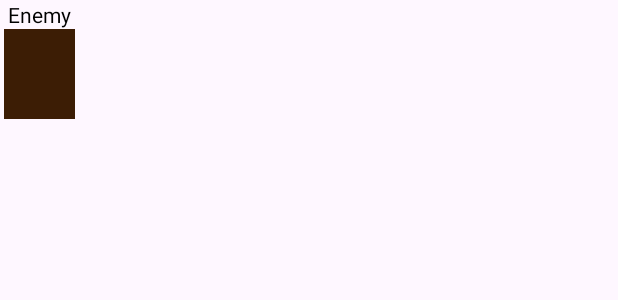
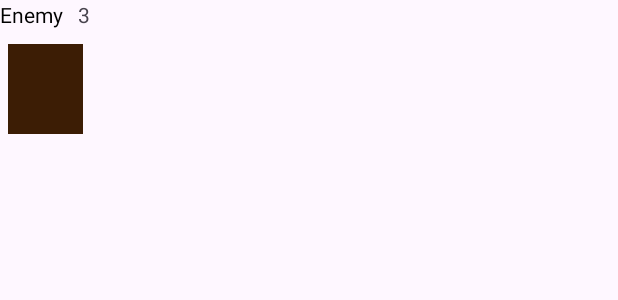
Before and after one commit to NikitunPVLK/Bob-The-Defender, an Android app: the layout enemy.xml on its own in the app's theme, with its tools: preview values and no code run, on a phone screen of 412 x 824 dp. Shown: the top 300 px of the screen. Run offline under Robolectric (Android 15) with nearby library versions, the light colour scheme and no system bars.

Commit message:
Enemy health implemented. Game now can be won

```diff
--- a/app/src/main/java/com/example/bobthedefender/ui/fragments/GameScreenFragment.kt
+++ b/app/src/main/java/com/example/bobthedefender/ui/fragments/GameScreenFragment.kt
@@ -7,6 +7,7 @@ import android.view.LayoutInflater
 import android.view.View
 import android.view.ViewGroup
 import android.widget.AbsoluteLayout
+import android.widget.TextView
 import androidx.fragment.app.Fragment
 import androidx.fragment.app.viewModels
 import com.example.bobthedefender.R
@@ -89,7 +90,9 @@ class GameScreenFragment : Fragment() {
                     enemy.y
                 )
                 binding.gameFieldContainer.addView(enemyView)
-
+                enemy.health.observe(viewLifecycleOwner) {
+                    enemyView.findViewById<TextView>(R.id.enemy_hp).text = enemy.health.value.toString()
+                }
                 val enemyAnimator = ObjectAnimator.ofFloat(enemyView, View.TRANSLATION_X, -2400f)
                 enemyAnimator.addUpdateListener { animation ->
                     val animatedValue = animation.animatedValue as Float
--- a/app/src/main/res/layout/enemy.xml
+++ b/app/src/main/res/layout/enemy.xml
@@ -3,17 +3,21 @@
     xmlns:android="http://schemas.android.com/apk/res/android"
     xmlns:app="http://schemas.android.com/apk/res-auto"
     xmlns:tools="http://schemas.android.com/tools"
-    android:layout_width="50dp"
-    android:layout_height="110dp">
+    android:layout_width="wrap_content"
+    android:layout_height="wrap_content">
 
     <View
         android:id="@+id/view"
         android:layout_width="50dp"
         android:layout_height="60dp"
+        android:layout_marginTop="10dp"
         android:background="#3C1D05"
+        app:layout_constraintBottom_toBottomOf="parent"
         app:layout_constraintEnd_toEndOf="parent"
-        app:layout_constraintStart_toStartOf="@id/textView"
+        app:layout_constraintStart_toStartOf="parent"
         app:layout_constraintTop_toBottomOf="@id/textView" />
+
+
 
     <TextView
         android:id="@+id/textView"
@@ -21,9 +25,16 @@
         android:layout_width="wrap_content"
         android:layout_height="wrap_content"
         android:text="Enemy"
-        app:layout_constraintEnd_toEndOf="@+id/view"
         app:layout_constraintStart_toStartOf="parent"
-        app:layout_constraintTop_toTopOf="parent">
+        app:layout_constraintTop_toTopOf="parent"/>
 
-    </TextView>
+    <TextView
+        android:id="@+id/enemy_hp"
+        android:layout_width="wrap_content"
+        android:layout_height="wrap_content"
+        android:layout_marginStart="10dp"
+        android:text="3"
+        app:layout_constraintEnd_toEndOf="parent"
+        app:layout_constraintStart_toEndOf="@id/textView"
+        app:layout_constraintTop_toTopOf="parent" />
 </androidx.constraintlayout.widget.ConstraintLayout>
```
Also changed, not shown: app/src/main/java/com/example/bobthedefender/ui/GameViewModel.kt (+11 -2 lines), app/src/main/java/com/example/bobthedefender/ui/models/Enemy.kt (+14 -2 lines).
